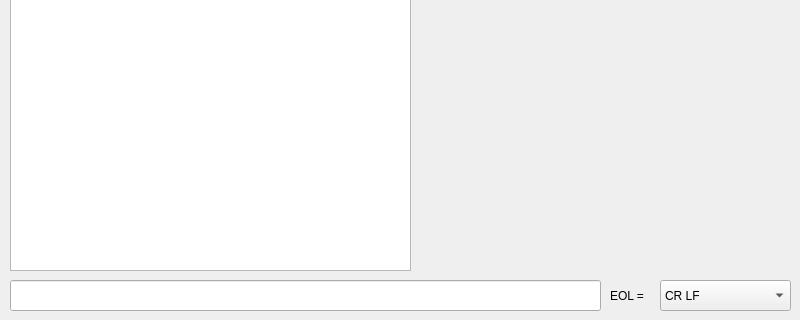
Above: desktop/mainwindow.ui from prusnak/audioport before the change; both pictures show x 0 to 800 and y 160 to 480 of the 800 by 480 pixel window. Below: the same form after it.
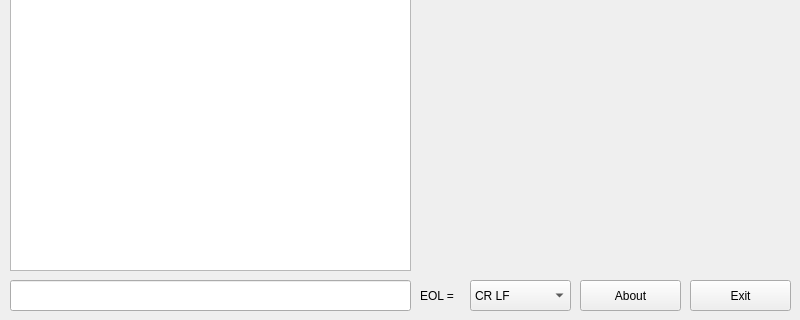
That is the form after the change.

Commit message: add about and exit buttons

What changed in the file:
```diff
--- a/desktop/mainwindow.ui
+++ b/desktop/mainwindow.ui
@@ -19,7 +19,7 @@
      <rect>
       <x>10</x>
       <y>440</y>
-      <width>591</width>
+      <width>401</width>
       <height>31</height>
      </rect>
     </property>
@@ -40,9 +40,9 @@
    <widget class="QComboBox" name="comboEOL">
     <property name="geometry">
      <rect>
-      <x>660</x>
+      <x>470</x>
       <y>440</y>
-      <width>131</width>
+      <width>101</width>
       <height>31</height>
      </rect>
     </property>
@@ -73,7 +73,7 @@
    <widget class="QLabel" name="labelEOL">
     <property name="geometry">
      <rect>
-      <x>610</x>
+      <x>420</x>
       <y>440</y>
       <width>51</width>
       <height>31</height>
@@ -83,6 +83,32 @@
      <string>EOL =</string>
     </property>
    </widget>
+   <widget class="QPushButton" name="pushExit">
+    <property name="geometry">
+     <rect>
+      <x>690</x>
+      <y>440</y>
+      <width>101</width>
+      <height>31</height>
+     </rect>
+    </property>
+    <property name="text">
+     <string>Exit</string>
+    </property>
+   </widget>
+   <widget class="QPushButton" name="pushAbout">
+    <property name="geometry">
+     <rect>
+      <x>580</x>
+      <y>440</y>
+      <width>101</width>
+      <height>31</height>
+     </rect>
+    </property>
+    <property name="text">
+     <string>About</string>
+    </property>
+   </widget>
   </widget>
  </widget>
  <resources/>
```
Left out of the diff: 7 changed lines with no effect on the pictures. The commit also changes 2 other files.
